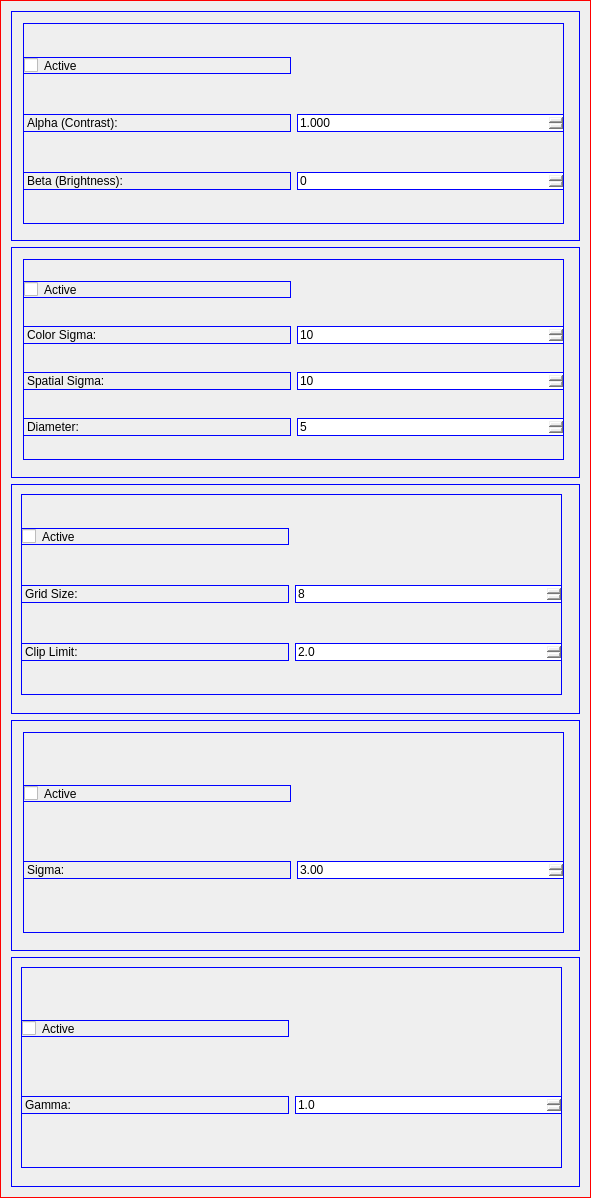
Before: the Qt Designer form src/WhiskerToolbox/Image_Processing_Widget/Image_Processing_Widget.ui in paulmthompson/WhiskerToolbox, drawn with Qt 5.
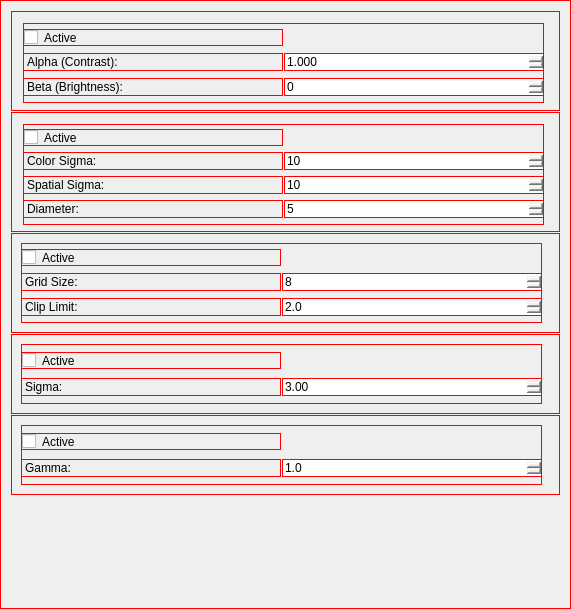
After: the same form once the commit is applied. Custom widgets are drawn as their Qt base class.

Commit message: improve spacing on image processing widget

```diff
--- a/src/WhiskerToolbox/Image_Processing_Widget/Image_Processing_Widget.ui
+++ b/src/WhiskerToolbox/Image_Processing_Widget/Image_Processing_Widget.ui
@@ -6,44 +6,41 @@
    <rect>
     <x>0</x>
     <y>0</y>
-    <width>591</width>
-    <height>1198</height>
+    <width>571</width>
+    <height>609</height>
    </rect>
   </property>
   <property name="sizePolicy">
    <sizepolicy hsizetype="Preferred" vsizetype="Preferred">
     <horstretch>0</horstretch>
-    <verstretch>1</verstretch>
+    <verstretch>0</verstretch>
    </sizepolicy>
   </property>
-  <property name="minimumSize">
-   <size>
-    <width>400</width>
-    <height>675</height>
-   </size>
-  </property>
   <property name="windowTitle">
    <string>Form</string>
   </property>
+  <property name="layoutDirection">
+   <enum>Qt::LeftToRight</enum>
+  </property>
   <property name="styleSheet">
    <string notr="true">border: 1px solid red</string>
   </property>
-  <layout class="QVBoxLayout" name="verticalLayout" stretch="0,0,0,0,0">
+  <layout class="QVBoxLayout" name="verticalLayout" stretch="0,0,0,0,0,0">
    <property name="spacing">
-    <number>-1</number>
+    <number>1</number>
    </property>
    <property name="sizeConstraint">
     <enum>QLayout::SetMaximumSize</enum>
    </property>
-   <item>
+   <item alignment="Qt::AlignTop">
     <widget class="Section" name="lin_trans_box" native="true">
      <property name="enabled">
       <bool>true</bool>
      </property>
      <property name="sizePolicy">
-      <sizepolicy hsizetype="Expanding" vsizetype="Expanding">
-       <horstretch>1</horstretch>
-       <verstretch>1</verstretch>
+      <sizepolicy hsizetype="Expanding" vsizetype="Maximum">
+       <horstretch>0</horstretch>
+       <verstretch>0</verstretch>
       </sizepolicy>
      </property>
      <property name="minimumSize">
@@ -53,15 +50,15 @@
       </size>
      </property>
      <property name="styleSheet">
-      <string notr="true">border: 1px solid blue;</string>
+      <string notr="true"/>
      </property>
      <widget class="QWidget" name="lin_trans_wrap" native="true">
       <property name="geometry">
        <rect>
         <x>12</x>
         <y>12</y>
-        <width>541</width>
-        <height>201</height>
+        <width>521</width>
+        <height>80</height>
        </rect>
       </property>
       <property name="sizePolicy">
@@ -71,6 +68,9 @@
        </sizepolicy>
       </property>
       <layout class="QGridLayout" name="gridLayout_2">
+       <property name="spacing">
+        <number>1</number>
+       </property>
        <item row="1" column="0">
         <widget class="QLabel" name="alpha_label">
          <property name="text">
@@ -125,33 +125,33 @@
      </widget>
     </widget>
    </item>
-   <item>
+   <item alignment="Qt::AlignTop">
     <widget class="Section" name="bilateral_filter_box" native="true">
      <property name="enabled">
       <bool>true</bool>
      </property>
      <property name="sizePolicy">
-      <sizepolicy hsizetype="Expanding" vsizetype="Expanding">
-       <horstretch>1</horstretch>
-       <verstretch>1</verstretch>
+      <sizepolicy hsizetype="Preferred" vsizetype="Minimum">
+       <horstretch>0</horstretch>
+       <verstretch>0</verstretch>
       </sizepolicy>
      </property>
      <property name="minimumSize">
       <size>
        <width>0</width>
-       <height>101</height>
+       <height>120</height>
       </size>
      </property>
      <property name="styleSheet">
-      <string notr="true">border: 1px solid blue;</string>
+      <string notr="true"/>
      </property>
      <widget class="QWidget" name="bilateral_filter_wrap" native="true">
       <property name="geometry">
        <rect>
         <x>12</x>
         <y>12</y>
-        <width>541</width>
-        <height>201</height>
+        <width>521</width>
+        <height>101</height>
        </rect>
       </property>
       <property name="sizePolicy">
@@ -161,6 +161,9 @@
        </sizepolicy>
       </property>
       <layout class="QGridLayout" name="gridLayout">
+       <property name="spacing">
+        <number>1</number>
+       </property>
        <item row="1" column="0">
         <widget class="QLabel" name="label_6">
          <property name="text">
@@ -220,12 +223,12 @@
      </widget>
     </widget>
    </item>
-   <item>
+   <item alignment="Qt::AlignTop">
     <widget class="Section" name="clahe_box" native="true">
      <property name="sizePolicy">
-      <sizepolicy hsizetype="Expanding" vsizetype="Expanding">
-       <horstretch>1</horstretch>
-       <verstretch>1</verstretch>
+      <sizepolicy hsizetype="Preferred" vsizetype="Maximum">
+       <horstretch>0</horstretch>
+       <verstretch>0</verstretch>
       </sizepolicy>
      </property>
      <property name="minimumSize">
@@ -238,15 +241,15 @@
       <bool>false</bool>
      </property>
      <property name="styleSheet">
-      <string notr="true">border: 1px solid blue;</string>
+      <string notr="true"/>
      </property>
      <widget class="QWidget" name="clahe_wrap" native="true">
       <property name="geometry">
        <rect>
         <x>10</x>
         <y>10</y>
-        <width>541</width>
-        <height>201</height>
+        <width>521</width>
+        <height>80</height>
        </rect>
       </property>
       <property name="sizePolicy">
@@ -256,6 +259,9 @@
        </sizepolicy>
       </property>
       <layout class="QGridLayout" name="gridLayout_3">
+       <property name="spacing">
+        <number>1</number>
+       </property>
        <item row="0" column="0">
         <widget class="QCheckBox" name="clahe_checkbox">
          <property name="text">
@@ -298,30 +304,30 @@
      </widget>
     </widget>
    </item>
-   <item>
+   <item alignment="Qt::AlignTop">
     <widget class="Section" name="sharpen_box" native="true">
      <property name="sizePolicy">
-      <sizepolicy hsizetype="Expanding" vsizetype="Expanding">
-       <horstretch>1</horstretch>
-       <verstretch>1</verstretch>
+      <sizepolicy hsizetype="Expanding" vsizetype="Maximum">
+       <horstretch>0</horstretch>
+       <verstretch>0</verstretch>
       </sizepolicy>
      </property>
      <property name="minimumSize">
       <size>
        <width>0</width>
-       <height>100</height>
+       <height>80</height>
       </size>
      </property>
      <property name="styleSheet">
-      <string notr="true">border: 1px solid blue;</string>
+      <string notr="true"/>
      </property>
      <widget class="QWidget" name="sharpen_wrap" native="true">
       <property name="geometry">
        <rect>
-        <x>12</x>
-        <y>12</y>
-        <width>541</width>
-        <height>201</height>
+        <x>10</x>
+        <y>10</y>
+        <width>521</width>
+        <height>60</height>
        </rect>
       </property>
       <property name="sizePolicy">
@@ -330,7 +336,13 @@
         <verstretch>0</verstretch>
        </sizepolicy>
       </property>
+      <property name="autoFillBackground">
+       <bool>false</bool>
+      </property>
       <layout class="QGridLayout" name="gridLayout_4">
+       <property name="spacing">
+        <number>1</number>
+       </property>
        <item row="0" column="0">
         <widget class="QCheckBox" name="sharpen_checkbox">
          <property name="text">
@@ -362,30 +374,30 @@
      </widget>
     </widget>
    </item>
-   <item>
+   <item alignment="Qt::AlignTop">
     <widget class="Section" name="gamma_box" native="true">
      <property name="sizePolicy">
-      <sizepolicy hsizetype="Expanding" vsizetype="Expanding">
-       <horstretch>1</horstretch>
-       <verstretch>1</verstretch>
+      <sizepolicy hsizetype="Expanding" vsizetype="Maximum">
+       <horstretch>0</horstretch>
+       <verstretch>0</verstretch>
       </sizepolicy>
      </property>
      <property name="minimumSize">
       <size>
        <width>0</width>
-       <height>100</height>
+       <height>80</height>
       </size>
      </property>
      <property name="styleSheet">
-      <string notr="true">border: 1px solid blue;</string>
+      <string notr="true"/>
      </property>
      <widget class="QWidget" name="gamma_wrap" native="true">
       <property name="geometry">
        <rect>
         <x>10</x>
         <y>10</y>
-        <width>541</width>
-        <height>201</height>
+        <width>521</width>
+        <height>60</height>
        </rect>
       </property>
       <property name="sizePolicy">
@@ -395,6 +407,9 @@
        </sizepolicy>
       </property>
       <layout class="QGridLayout" name="gridLayout_5">
+       <property name="spacing">
+        <number>1</number>
+       </property>
        <item row="0" column="0">
         <widget class="QCheckBox" name="gamma_checkbox">
          <property name="text">
@@ -432,6 +447,19 @@
      </widget>
     </widget>
    </item>
+   <item>
+    <spacer name="verticalSpacer">
+     <property name="orientation">
+      <enum>Qt::Vertical</enum>
+     </property>
+     <property name="sizeHint" stdset="0">
+      <size>
+       <width>0</width>
+       <height>1000000</height>
+      </size>
+     </property>
+    </spacer>
+   </item>
   </layout>
  </widget>
  <customwidgets>
```
